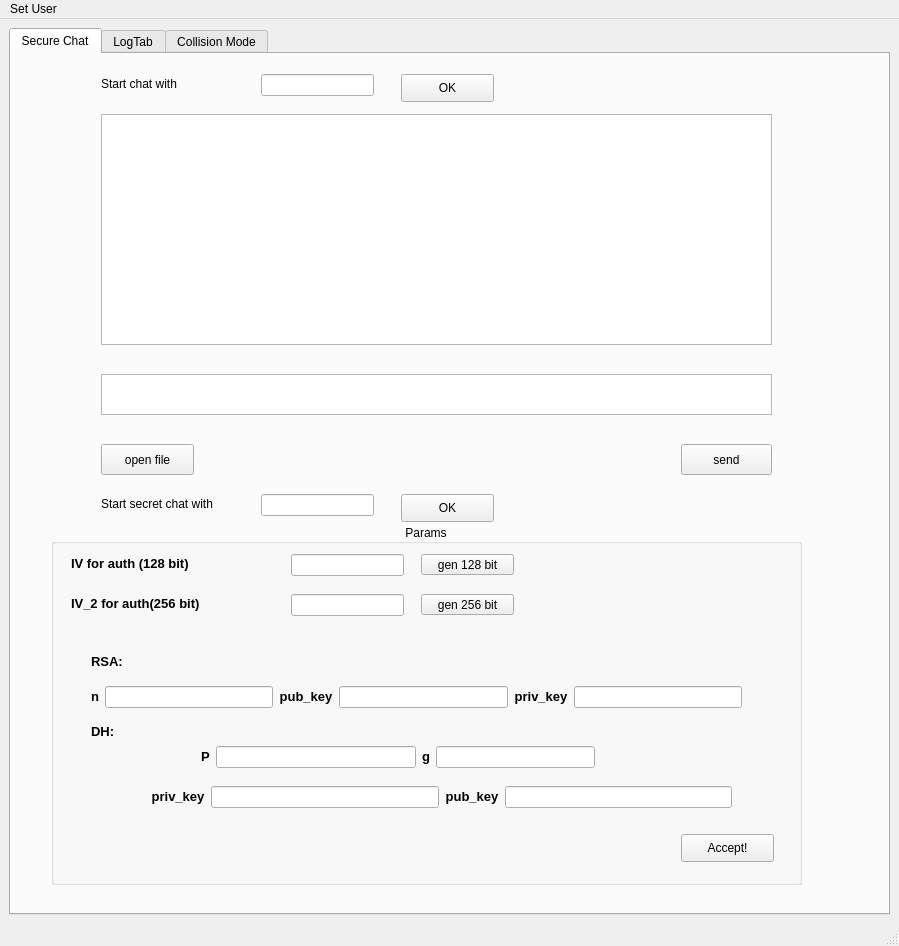
Old version of the form client.ui in the repository KhorowD/secure_chat.
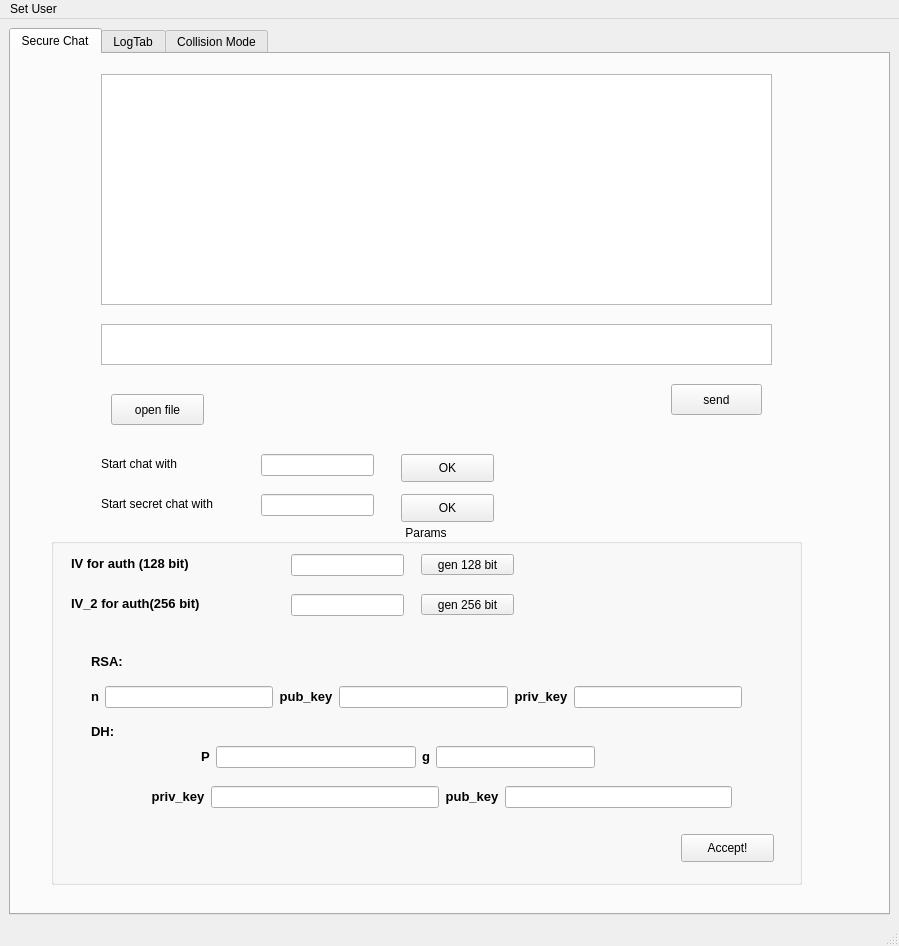
New version of the form.

```diff
--- a/client.ui
+++ b/client.ui
@@ -28,7 +28,7 @@
         <property name="geometry">
          <rect>
           <x>90</x>
-          <y>60</y>
+          <y>20</y>
           <width>671</width>
           <height>231</height>
          </rect>
@@ -40,8 +40,8 @@
        <widget class="QPushButton" name="btn_send_msg">
         <property name="geometry">
          <rect>
-          <x>670</x>
-          <y>390</y>
+          <x>660</x>
+          <y>330</y>
           <width>91</width>
           <height>31</height>
          </rect>
@@ -54,7 +54,7 @@
         <property name="geometry">
          <rect>
           <x>90</x>
-          <y>320</y>
+          <y>270</y>
           <width>671</width>
           <height>41</height>
          </rect>
@@ -323,8 +323,8 @@
        <widget class="QPushButton" name="btn_open_file">
         <property name="geometry">
          <rect>
-          <x>90</x>
-          <y>390</y>
+          <x>100</x>
+          <y>340</y>
           <width>93</width>
           <height>31</height>
          </rect>
@@ -373,7 +373,7 @@
         <property name="geometry">
          <rect>
           <x>90</x>
-          <y>20</y>
+          <y>400</y>
           <width>151</width>
           <height>20</height>
          </rect>
@@ -386,7 +386,7 @@
         <property name="geometry">
          <rect>
           <x>390</x>
-          <y>20</y>
+          <y>400</y>
           <width>93</width>
           <height>28</height>
          </rect>
@@ -399,7 +399,7 @@
         <property name="geometry">
          <rect>
           <x>250</x>
-          <y>20</y>
+          <y>400</y>
           <width>113</width>
           <height>22</height>
          </rect>
```
